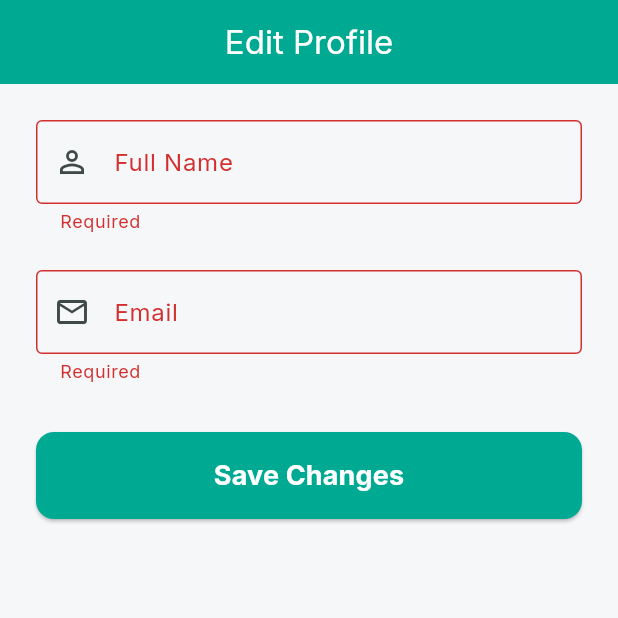
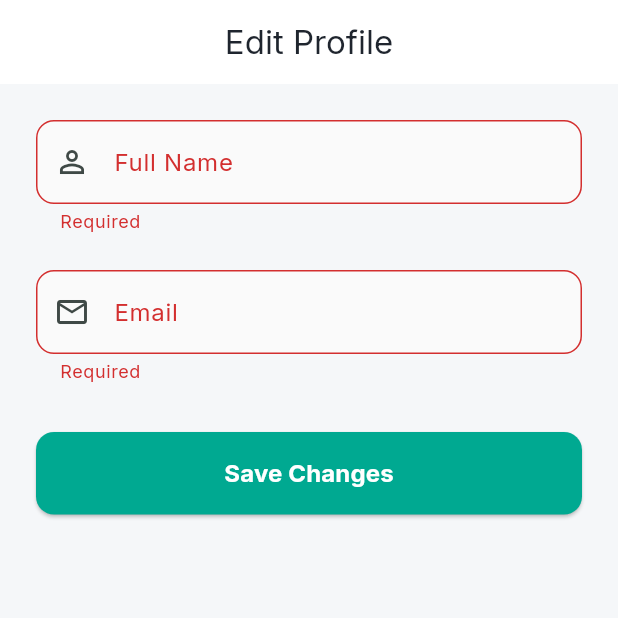
Before and after one commit to Thyon3/SkyRace, a Flutter app: the EditProfileScreen screen opened by its route, after a tap on "Save Changes", on a phone screen of 412 x 824 dp, the top half of it. Run offline on Flutter 3.47's test engine with Material 3 defaults, Android fonts, the phone set to English and light mode, and no system bars; our stand-ins replace flutter_riverpod, go_router, google_fonts, shared_preferences, shimmer; accounts and stored records are empty; network calls fail.

Commit message:
Add loading state and improve UI for Edit Profile Screen

```diff
--- a/lib/src/features/auth/presentation/edit_profile_screen.dart
+++ b/lib/src/features/auth/presentation/edit_profile_screen.dart
@@ -54,7 +54,12 @@ class _EditProfileScreenState extends ConsumerState<EditProfileScreen> {
     });
 
     return Scaffold(
-      appBar: AppBar(title: const Text('Edit Profile')),
+      appBar: AppBar(
+        title: const Text('Edit Profile'),
+        elevation: 0,
+        backgroundColor: Colors.white,
+        foregroundColor: AppColors.textDark,
+      ),
       body: Padding(
         padding: const EdgeInsets.all(24.0),
         child: Form(
@@ -63,20 +68,30 @@ class _EditProfileScreenState extends ConsumerState<EditProfileScreen> {
             children: [
               TextFormField(
                 controller: _nameController,
-                decoration: const InputDecoration(
+                decoration: InputDecoration(
                   labelText: 'Full Name',
-                  prefixIcon: Icon(Icons.person_outline),
-                  border: OutlineInputBorder(),
+                  prefixIcon: const Icon(Icons.person_outline),
+                  filled: true,
+                  fillColor: Colors.grey.shade50,
+                  border: OutlineInputBorder(
+                    borderRadius: BorderRadius.circular(12),
+                    borderSide: BorderSide(color: Colors.grey.shade200),
+                  ),
                 ),
                 validator: (value) => value?.isEmpty ?? true ? 'Required' : null,
               ),
               const SizedBox(height: 24),
               TextFormField(
                 controller: _emailController,
-                decoration: const InputDecoration(
+                decoration: InputDecoration(
                   labelText: 'Email',
-                  prefixIcon: Icon(Icons.email_outlined),
-                  border: OutlineInputBorder(),
+                  prefixIcon: const Icon(Icons.email_outlined),
+                  filled: true,
+                  fillColor: Colors.grey.shade50,
+                  border: OutlineInputBorder(
+                    borderRadius: BorderRadius.circular(12),
+                    borderSide: BorderSide(color: Colors.grey.shade200),
+                  ),
                 ),
                 validator: (value) => value?.isEmpty ?? true ? 'Required' : null,
               ),
@@ -89,8 +104,8 @@ class _EditProfileScreenState extends ConsumerState<EditProfileScreen> {
                       : () {
                           if (_formKey.currentState!.validate()) {
                             ref.read(authControllerProvider.notifier).updateProfile(
-                                  _nameController.text,
-                                  _emailController.text,
+                                  name: _nameController.text,
+                                  email: _emailController.text,
                                 );
                           }
                         },
@@ -100,11 +115,12 @@ class _EditProfileScreenState extends ConsumerState<EditProfileScreen> {
                     shape: RoundedRectangleBorder(borderRadius: BorderRadius.circular(12)),
                   ),
                   child: authState.isLoading
-                      ? const CircularProgressIndicator(color: Colors.white)
-                      : const Text(
-                          'Save Changes',
-                          style: TextStyle(fontSize: 18, fontWeight: FontWeight.bold),
-                        ),
+                      ? const SizedBox(
+                          height: 20,
+                          width: 20,
+                          child: CircularProgressIndicator(color: Colors.white, strokeWidth: 2),
+                        )
+                      : const Text('Save Changes', style: TextStyle(fontSize: 16, fontWeight: FontWeight.bold)),
                 ),
               ),
             ],
```
